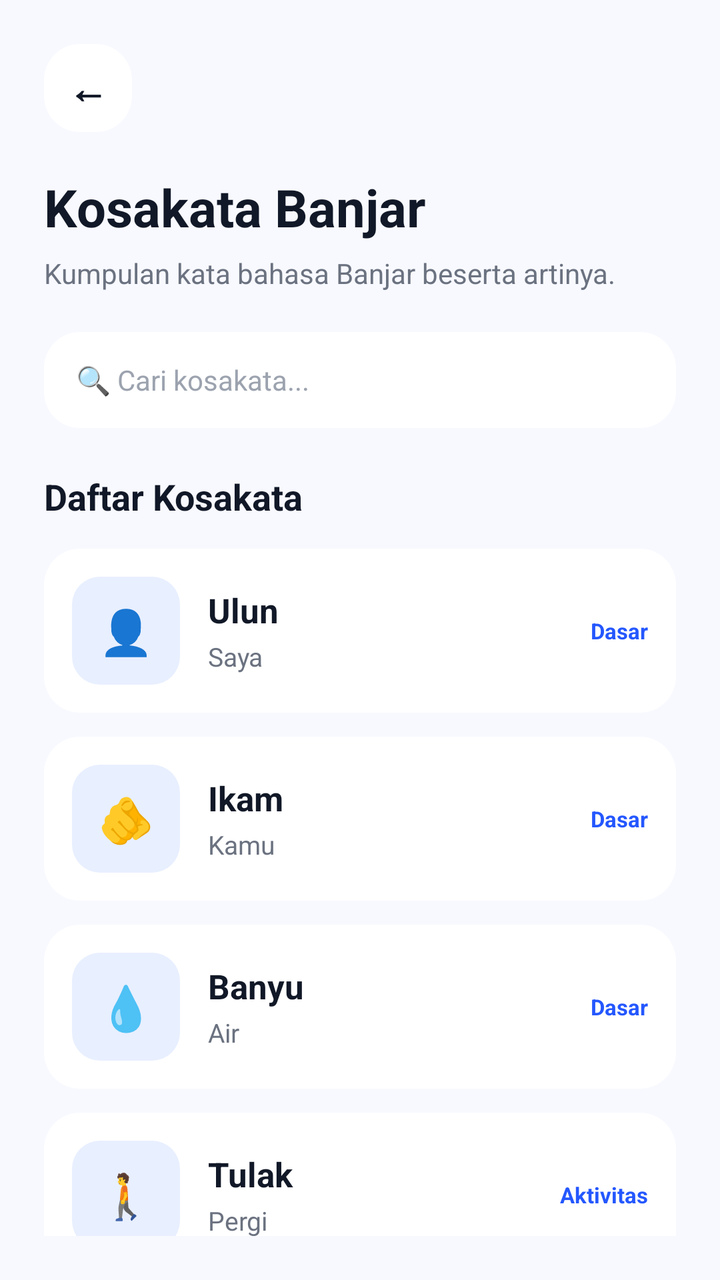
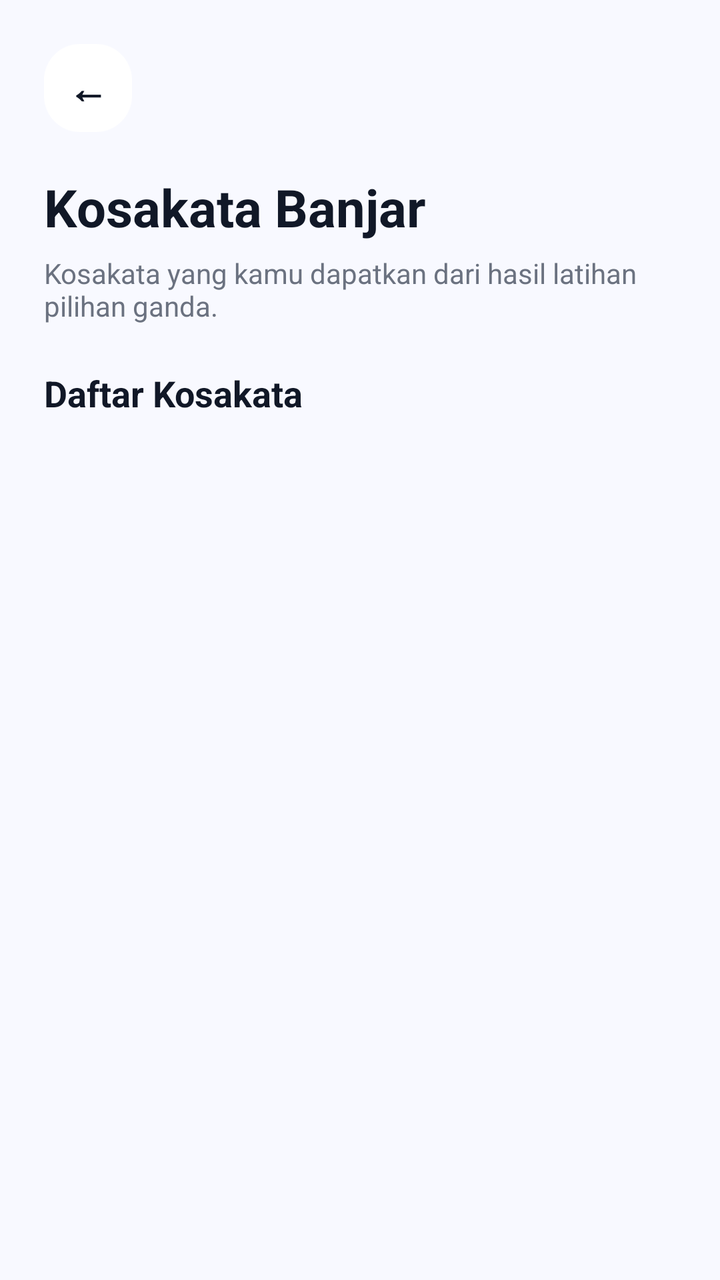

Screens rendered from an Android XML layout before and after an edit, with the pre-edit source and the edit as a unified diff.
<!-- AndroidManifest.xml: application theme Theme.Banjarlearn -->
<!-- res/layout/activity_kosakata.xml -->
<?xml version="1.0" encoding="utf-8"?>
<ScrollView xmlns:android="http://schemas.android.com/apk/res/android"
    android:layout_width="match_parent"
    android:layout_height="match_parent"
    android:background="#F8F9FF"
    android:padding="22dp"
    android:scrollbars="none">

    <LinearLayout
        android:layout_width="match_parent"
        android:layout_height="wrap_content"
        android:orientation="vertical">

        <TextView
            android:id="@+id/btnBack"
            android:layout_width="44dp"
            android:layout_height="44dp"
            android:background="@drawable/bg_white_round"
            android:gravity="center"
            android:text="←"
            android:textColor="#111827"
            android:textSize="20sp"
            android:textStyle="bold" />

        <TextView
            android:layout_width="match_parent"
            android:layout_height="wrap_content"
            android:layout_marginTop="20dp"
            android:text="Kosakata Banjar"
            android:textColor="#111827"
            android:textSize="26sp"
            android:textStyle="bold" />

        <TextView
            android:layout_width="match_parent"
            android:layout_height="wrap_content"
            android:layout_marginTop="6dp"
            android:text="Kumpulan kata bahasa Banjar beserta artinya."
            android:textColor="#6B7280"
            android:textSize="14sp" />

        <TextView
            android:layout_width="match_parent"
            android:layout_height="48dp"
            android:layout_marginTop="20dp"
            android:background="@drawable/bg_white_round"
            android:gravity="center_vertical"
            android:paddingStart="16dp"
            android:paddingEnd="16dp"
            android:text="🔍 Cari kosakata..."
            android:textColor="#9CA3AF"
            android:textSize="14sp" />

        <TextView
            android:layout_width="match_parent"
            android:layout_height="wrap_content"
            android:layout_marginTop="22dp"
            android:text="Daftar Kosakata"
            android:textColor="#111827"
            android:textSize="18sp"
            android:textStyle="bold" />

        
        <LinearLayout
            android:layout_width="match_parent"
            android:layout_height="82dp"
            android:layout_marginTop="14dp"
            android:background="@drawable/bg_white_round"
            android:gravity="center_vertical"
            android:orientation="horizontal"
            android:padding="14dp">

            <TextView
                android:layout_width="54dp"
                android:layout_height="54dp"
                android:background="@drawable/bg_light_blue_round"
                android:gravity="center"
                android:text="👤"
                android:textSize="22sp" />

            <LinearLayout
                android:layout_width="0dp"
                android:layout_height="wrap_content"
                android:layout_marginStart="14dp"
                android:layout_weight="1"
                android:orientation="vertical">

                <TextView
                    android:layout_width="wrap_content"
                    android:layout_height="wrap_content"
                    android:text="Ulun"
                    android:textColor="#111827"
                    android:textSize="17sp"
                    android:textStyle="bold" />

                <TextView
                    android:layout_width="wrap_content"
                    android:layout_height="wrap_content"
                    android:layout_marginTop="3dp"
                    android:text="Saya"
                    android:textColor="#6B7280"
                    android:textSize="13sp" />
            </LinearLayout>

            <TextView
                android:layout_width="wrap_content"
                android:layout_height="wrap_content"
                android:text="Dasar"
                android:textColor="#2457FF"
                android:textSize="11sp"
                android:textStyle="bold" />
        </LinearLayout>

        
        <LinearLayout
            android:layout_width="match_parent"
            android:layout_height="82dp"
            android:layout_marginTop="12dp"
            android:background="@drawable/bg_white_round"
            android:gravity="center_vertical"
            android:orientation="horizontal"
            android:padding="14dp">

            <TextView
                android:layout_width="54dp"
                android:layout_height="54dp"
                android:background="@drawable/bg_light_blue_round"
                android:gravity="center"
                android:text="🫵"
                android:textSize="22sp" />

            <LinearLayout
                android:layout_width="0dp"
                android:layout_height="wrap_content"
                android:layout_marginStart="14dp"
                android:layout_weight="1"
                android:orientation="vertical">

                <TextView
                    android:text="Ikam"
                    android:textColor="#111827"
                    android:textSize="17sp"
                    android:textStyle="bold"
                    android:layout_width="wrap_content"
                    android:layout_height="wrap_content" />

                <TextView
                    android:text="Kamu"
                    android:textColor="#6B7280"
                    android:textSize="13sp"
                    android:layout_marginTop="3dp"
                    android:layout_width="wrap_content"
                    android:layout_height="wrap_content" />
            </LinearLayout>

            <TextView
                android:text="Dasar"
                android:textColor="#2457FF"
                android:textSize="11sp"
                android:textStyle="bold"
                android:layout_width="wrap_content"
                android:layout_height="wrap_content" />
        </LinearLayout>

        
        <LinearLayout
            android:layout_width="match_parent"
            android:layout_height="82dp"
            android:layout_marginTop="12dp"
            android:background="@drawable/bg_white_round"
            android:gravity="center_vertical"
            android:orientation="horizontal"
            android:padding="14dp">

            <TextView
                android:layout_width="54dp"
                android:layout_height="54dp"
                android:background="@drawable/bg_light_blue_round"
                android:gravity="center"
                android:text="💧"
                android:textSize="22sp" />

            <LinearLayout
                android:layout_width="0dp"
                android:layout_height="wrap_content"
                android:layout_marginStart="14dp"
                android:layout_weight="1"
                android:orientation="vertical">

                <TextView
                    android:text="Banyu"
                    android:textColor="#111827"
                    android:textSize="17sp"
                    android:textStyle="bold"
                    android:layout_width="wrap_content"
                    android:layout_height="wrap_content" />

                <TextView
                    android:text="Air"
                    android:textColor="#6B7280"
                    android:textSize="13sp"
                    android:layout_marginTop="3dp"
                    android:layout_width="wrap_content"
                    android:layout_height="wrap_content" />
            </LinearLayout>

            <TextView
                android:text="Dasar"
                android:textColor="#2457FF"
                android:textSize="11sp"
                android:textStyle="bold"
                android:layout_width="wrap_content"
                android:layout_height="wrap_content" />
        </LinearLayout>

        
        <LinearLayout
            android:layout_width="match_parent"
            android:layout_height="82dp"
            android:layout_marginTop="12dp"
            android:background="@drawable/bg_white_round"
            android:gravity="center_vertical"
            android:orientation="horizontal"
            android:padding="14dp">

            <TextView
                android:layout_width="54dp"
                android:layout_height="54dp"
                android:background="@drawable/bg_light_blue_round"
                android:gravity="center"
                android:text="🚶"
                android:textSize="22sp" />

            <LinearLayout
                android:layout_width="0dp"
                android:layout_height="wrap_content"
                android:layout_marginStart="14dp"
                android:layout_weight="1"
                android:orientation="vertical">

                <TextView
                    android:text="Tulak"
                    android:textColor="#111827"
                    android:textSize="17sp"
                    android:textStyle="bold"
                    android:layout_width="wrap_content"
                    android:layout_height="wrap_content" />

                <TextView
                    android:text="Pergi"
                    android:textColor="#6B7280"
                    android:textSize="13sp"
                    android:layout_marginTop="3dp"
                    android:layout_width="wrap_content"
                    android:layout_height="wrap_content" />
            </LinearLayout>

            <TextView
                android:text="Aktivitas"
                android:textColor="#2457FF"
                android:textSize="11sp"
                android:textStyle="bold"
                android:layout_width="wrap_content"
                android:layout_height="wrap_content" />
        </LinearLayout>

    </LinearLayout>
</ScrollView>
<!-- resources referenced by this layout -->
<resources>
  <!-- drawable bg_light_blue_round (drawable) -->
  <shape xmlns:android="http://schemas.android.com/apk/res/android">
      <solid android:color="#E8EFFF" />
      <corners android:radius="14dp" />
  </shape>
  <!-- drawable bg_white_round (drawable) -->
  <shape xmlns:android="http://schemas.android.com/apk/res/android">
      <solid android:color="#FFFFFF" />
      <corners android:radius="18dp" />
  </shape>
  <style name="Theme.Banjarlearn" parent="Base.Theme.Banjarlearn" />
  <style name="Base.Theme.Banjarlearn" parent="Theme.Material3.DayNight.NoActionBar">
          
          
      </style>
</resources>

<!-- the commit's change to res/layout/activity_kosakata.xml (unified diff, before → after) -->
@@ -35,20 +35,8 @@
             android:layout_width="match_parent"
             android:layout_height="wrap_content"
             android:layout_marginTop="6dp"
-            android:text="Kumpulan kata bahasa Banjar beserta artinya."
+            android:text="Kosakata yang kamu dapatkan dari hasil latihan pilihan ganda."
             android:textColor="#6B7280"
-            android:textSize="14sp" />
-
-        <TextView
-            android:layout_width="match_parent"
-            android:layout_height="48dp"
-            android:layout_marginTop="20dp"
-            android:background="@drawable/bg_white_round"
-            android:gravity="center_vertical"
-            android:paddingStart="16dp"
-            android:paddingEnd="16dp"
-            android:text="🔍 Cari kosakata..."
-            android:textColor="#9CA3AF"
             android:textSize="14sp" />
 
         <TextView
@@ -60,209 +48,12 @@
             android:textSize="18sp"
             android:textStyle="bold" />
 
-        
         <LinearLayout
+            android:id="@+id/containerKosakata"
             android:layout_width="match_parent"
-            android:layout_height="82dp"
+            android:layout_height="wrap_content"
             android:layout_marginTop="14dp"
-            android:background="@drawable/bg_white_round"
-            android:gravity="center_vertical"
-            android:orientation="horizontal"
-            android:padding="14dp">
-
-            <TextView
-                android:layout_width="54dp"
-                android:layout_height="54dp"
-                android:background="@drawable/bg_light_blue_round"
-                android:gravity="center"
-                android:text="👤"
-                android:textSize="22sp" />
-
-            <LinearLayout
-                android:layout_width="0dp"
-                android:layout_height="wrap_content"
-                android:layout_marginStart="14dp"
-                android:layout_weight="1"
-                android:orientation="vertical">
-
-                <TextView
-                    android:layout_width="wrap_content"
-                    android:layout_height="wrap_content"
-                    android:text="Ulun"
-                    android:textColor="#111827"
-                    android:textSize="17sp"
-                    android:textStyle="bold" />
-
-                <TextView
-                    android:layout_width="wrap_content"
-                    android:layout_height="wrap_content"
-                    android:layout_marginTop="3dp"
-                    android:text="Saya"
-                    android:textColor="#6B7280"
-                    android:textSize="13sp" />
-            </LinearLayout>
-
-            <TextView
-                android:layout_width="wrap_content"
-                android:layout_height="wrap_content"
-                android:text="Dasar"
-                android:textColor="#2457FF"
-                android:textSize="11sp"
-                android:textStyle="bold" />
-        </LinearLayout>
-
-        
-        <LinearLayout
-            android:layout_width="match_parent"
-            android:layout_height="82dp"
-            android:layout_marginTop="12dp"
-            android:background="@drawable/bg_white_round"
-            android:gravity="center_vertical"
-            android:orientation="horizontal"
-            android:padding="14dp">
-
-            <TextView
-                android:layout_width="54dp"
-                android:layout_height="54dp"
-                android:background="@drawable/bg_light_blue_round"
-                android:gravity="center"
-                android:text="🫵"
-                android:textSize="22sp" />
-
-            <LinearLayout
-                android:layout_width="0dp"
-                android:layout_height="wrap_content"
-                android:layout_marginStart="14dp"
-                android:layout_weight="1"
-                android:orientation="vertical">
-
-                <TextView
-                    android:text="Ikam"
-                    android:textColor="#111827"
-                    android:textSize="17sp"
-                    android:textStyle="bold"
-                    android:layout_width="wrap_content"
-                    android:layout_height="wrap_content" />
-
-                <TextView
-                    android:text="Kamu"
-                    android:textColor="#6B7280"
-                    android:textSize="13sp"
-                    android:layout_marginTop="3dp"
-                    android:layout_width="wrap_content"
-                    android:layout_height="wrap_content" />
-            </LinearLayout>
-
-            <TextView
-                android:text="Dasar"
-                android:textColor="#2457FF"
-                android:textSize="11sp"
-                android:textStyle="bold"
-                android:layout_width="wrap_content"
-                android:layout_height="wrap_content" />
-        </LinearLayout>
-
-        
-        <LinearLayout
-            android:layout_width="match_parent"
-            android:layout_height="82dp"
-            android:layout_marginTop="12dp"
-            android:background="@drawable/bg_white_round"
-            android:gravity="center_vertical"
-            android:orientation="horizontal"
-            android:padding="14dp">
-
-            <TextView
-                android:layout_width="54dp"
-                android:layout_height="54dp"
-                android:background="@drawable/bg_light_blue_round"
-                android:gravity="center"
-                android:text="💧"
-                android:textSize="22sp" />
-
-            <LinearLayout
-                android:layout_width="0dp"
-                android:layout_height="wrap_content"
-                android:layout_marginStart="14dp"
-                android:layout_weight="1"
-                android:orientation="vertical">
-
-                <TextView
-                    android:text="Banyu"
-                    android:textColor="#111827"
-                    android:textSize="17sp"
-                    android:textStyle="bold"
-                    android:layout_width="wrap_content"
-                    android:layout_height="wrap_content" />
-
-                <TextView
-                    android:text="Air"
-                    android:textColor="#6B7280"
-                    android:textSize="13sp"
-                    android:layout_marginTop="3dp"
-                    android:layout_width="wrap_content"
-                    android:layout_height="wrap_content" />
-            </LinearLayout>
-
-            <TextView
-                android:text="Dasar"
-                android:textColor="#2457FF"
-                android:textSize="11sp"
-                android:textStyle="bold"
-                android:layout_width="wrap_content"
-                android:layout_height="wrap_content" />
-        </LinearLayout>
-
-        
-        <LinearLayout
-            android:layout_width="match_parent"
-            android:layout_height="82dp"
-            android:layout_marginTop="12dp"
-            android:background="@drawable/bg_white_round"
-            android:gravity="center_vertical"
-            android:orientation="horizontal"
-            android:padding="14dp">
-
-            <TextView
-                android:layout_width="54dp"
-                android:layout_height="54dp"
-                android:background="@drawable/bg_light_blue_round"
-                android:gravity="center"
-                android:text="🚶"
-                android:textSize="22sp" />
-
-            <LinearLayout
-                android:layout_width="0dp"
-                android:layout_height="wrap_content"
-                android:layout_marginStart="14dp"
-                android:layout_weight="1"
-                android:orientation="vertical">
-
-                <TextView
-                    android:text="Tulak"
-                    android:textColor="#111827"
-                    android:textSize="17sp"
-                    android:textStyle="bold"
-                    android:layout_width="wrap_content"
-                    android:layout_height="wrap_content" />
-
-                <TextView
-                    android:text="Pergi"
-                    android:textColor="#6B7280"
-                    android:textSize="13sp"
-                    android:layout_marginTop="3dp"
-                    android:layout_width="wrap_content"
-                    android:layout_height="wrap_content" />
-            </LinearLayout>
-
-            <TextView
-                android:text="Aktivitas"
-                android:textColor="#2457FF"
-                android:textSize="11sp"
-                android:textStyle="bold"
-                android:layout_width="wrap_content"
-                android:layout_height="wrap_content" />
-        </LinearLayout>
+            android:orientation="vertical" />
 
     </LinearLayout>
 </ScrollView>
<!-- resource entries referenced after the edit -->
@@ -1,10 +1,5 @@
 <!-- resources referenced by this layout -->
 <resources>
-  <!-- drawable bg_light_blue_round (drawable) -->
-  <shape xmlns:android="http://schemas.android.com/apk/res/android">
-      <solid android:color="#E8EFFF" />
-      <corners android:radius="14dp" />
-  </shape>
   <!-- drawable bg_white_round (drawable) -->
   <shape xmlns:android="http://schemas.android.com/apk/res/android">
       <solid android:color="#FFFFFF" />
